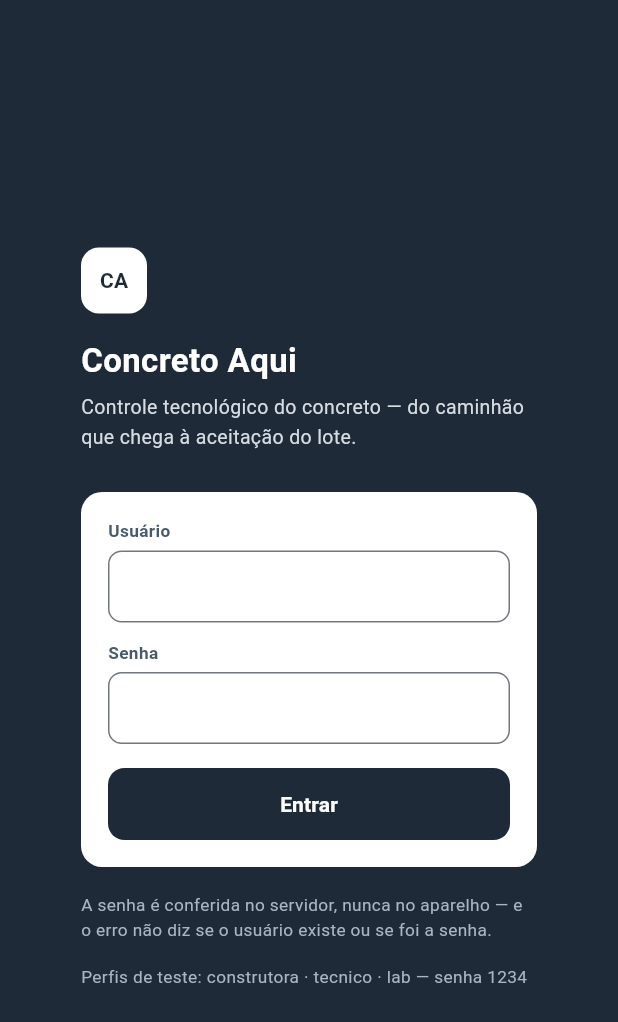
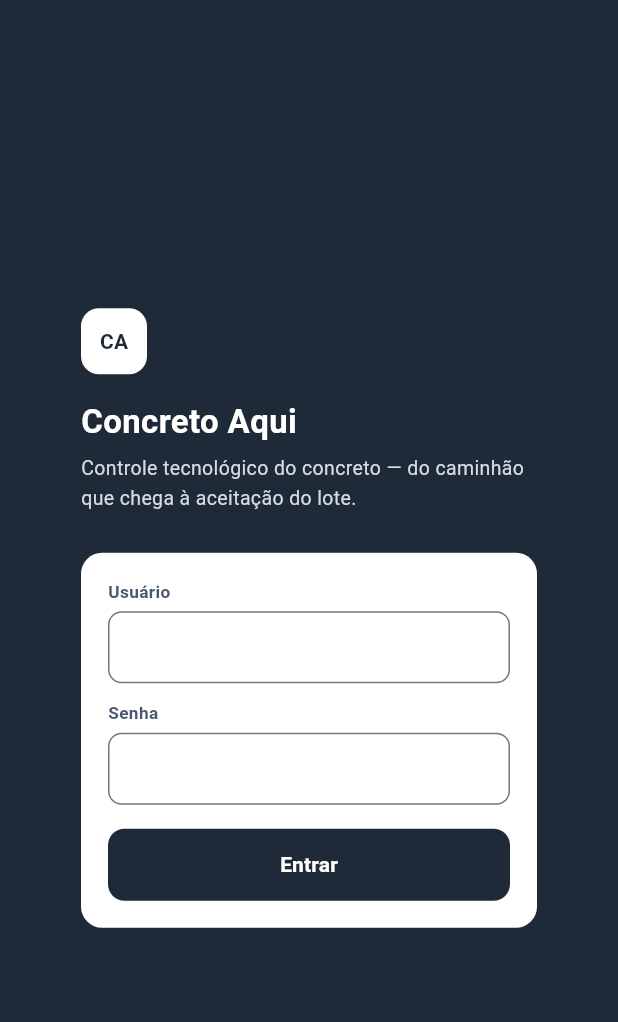
Before and after one commit to RamonFrazao/-MOBILE---2026.2-Concreto-Aqui, a Flutter app: the screen it shows after launch, on a phone screen of 412 x 824 dp. Shown: the top 1022 px of the screen. Run offline on Flutter 3.47's test engine with Material 3 defaults, Android fonts, the phone set to English and light mode, and no system bars; our stand-ins replace flutter_secure_storage, share_plus, shared_preferences.

Commit message:
Update login_screen.dart

```diff
--- a/Concreto_aqui/lib/screens/login_screen.dart
+++ b/Concreto_aqui/lib/screens/login_screen.dart
@@ -139,16 +139,8 @@ class _LoginScreenState extends State<LoginScreen> {
                       ],
                     ),
                   ),
-                  const SizedBox(height: 16),
-                  const Text(
-                    'A senha é conferida no servidor, nunca no aparelho — e o erro não diz se o usuário existe ou se foi a senha.',
-                    style: TextStyle(color: Color(0xFFAAB4C4), fontSize: 11.5, height: 1.5),
-                  ),
-                  const SizedBox(height: 14),
-                  const Text(
-                    'Perfis de teste: construtora · tecnico · lab — senha 1234',
-                    style: TextStyle(color: Color(0xFFAAB4C4), fontSize: 11.5, height: 1.5),
-                  ),
+
+
                 ],
               ),
             ),
```
